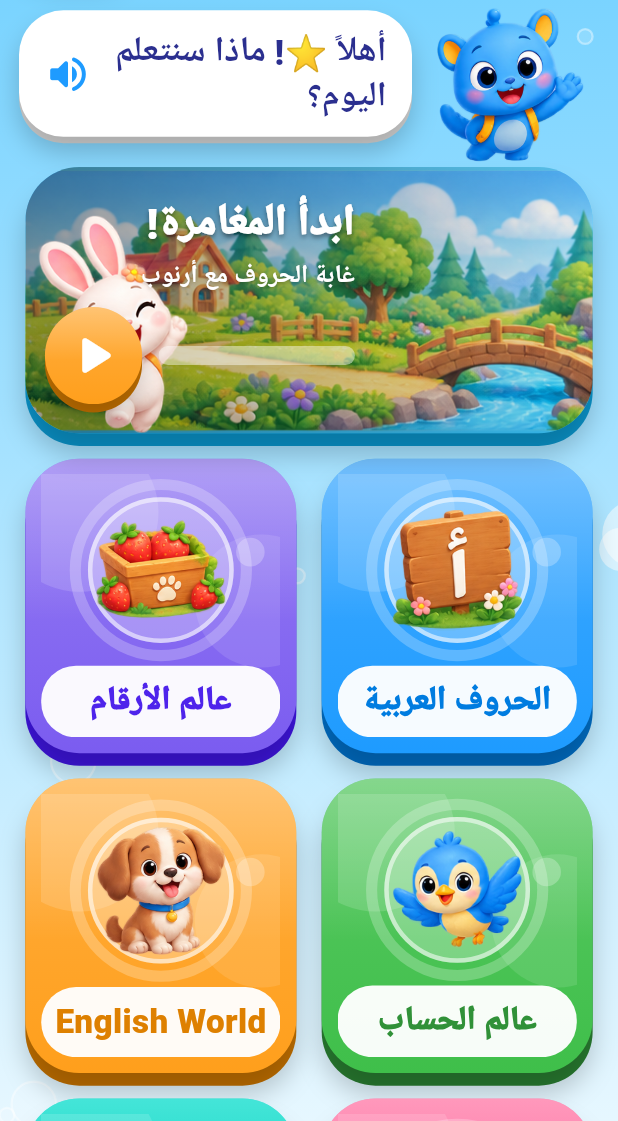
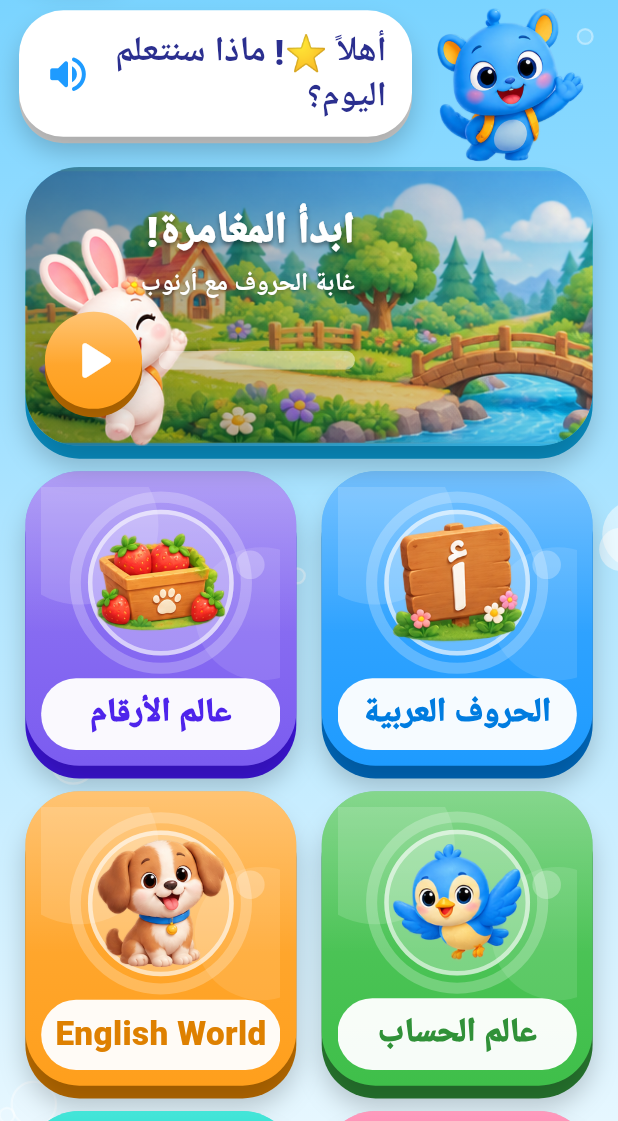
Before and after one commit to medoahmad12/sely2, a Flutter app: the HomeScreen screen opened directly, on a phone screen of 412 x 824 dp, the part 115-1236 px from its top. Run offline on Flutter 3.47's test engine with Material 3 defaults, Android fonts, the phone set to English and light mode, and no system bars; our stand-ins replace audioplayers, flutter_tts, shared_preferences; accounts and stored records are empty.

Commit message:
Update adventure_card.dart

```diff
--- a/lib/features/adventure/adventure_card.dart
+++ b/lib/features/adventure/adventure_card.dart
@@ -34,7 +34,7 @@ class AdventureCard extends StatelessWidget {
         depth: 8 * u,
         clip: true,
         gloss: false,
-        height: 168 * u,
+        height: 176 * u,
         child: Stack(children: [
           Positioned.fill(
             child: Image.asset(
@@ -64,17 +64,21 @@ class AdventureCard extends StatelessWidget {
           ),
           Positioned.fill(
             child: Padding(
-              padding: EdgeInsetsDirectional.only(start: 150 * u, end: 14 * u, top: 12 * u, bottom: 12 * u),
-              child: Column(mainAxisAlignment: MainAxisAlignment.center, crossAxisAlignment: CrossAxisAlignment.start, children: [
-                Text(
+              padding: EdgeInsetsDirectional.only(start: 150 * u, end: 14 * u, top: 10 * u, bottom: 10 * u),
+              child: Column(mainAxisSize: MainAxisSize.min, mainAxisAlignment: MainAxisAlignment.center, crossAxisAlignment: CrossAxisAlignment.start, children: [
+                FittedBox(
+                  fit: BoxFit.scaleDown,
+                  alignment: AlignmentDirectional.centerStart,
+                  child: Text(
                     title,
-                  maxLines: 2,
+                    maxLines: 1,
                     style: TextStyle(
                       fontSize: 27 * u,
                       fontWeight: FontWeight.w900,
                       color: Colors.white,
                       height: 1.15,
                       shadows: const [Shadow(color: Color(0x66000000), blurRadius: 4, offset: Offset(0, 2))],
+                    ),
                   ),
                 ),
                 SizedBox(height: 4 * u),
@@ -89,7 +93,7 @@ class AdventureCard extends StatelessWidget {
                     shadows: const [Shadow(color: Color(0x55000000), blurRadius: 3, offset: Offset(0, 1))],
                   ),
                 ),
-                SizedBox(height: 10 * u),
+                SizedBox(height: 8 * u),
                 Row(children: [
                   Expanded(
                     child: ClipRRect(
```
Lines whose indentation alone changed are shown as unchanged.
